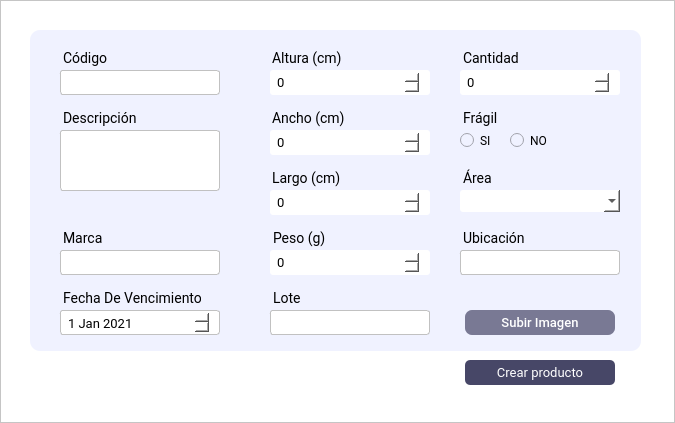
Before: the Qt Designer form Interfaces/main/nuevo_producto_ui.ui in juanignaciocansillieri/Proyecto-Final, drawn with Qt 5.
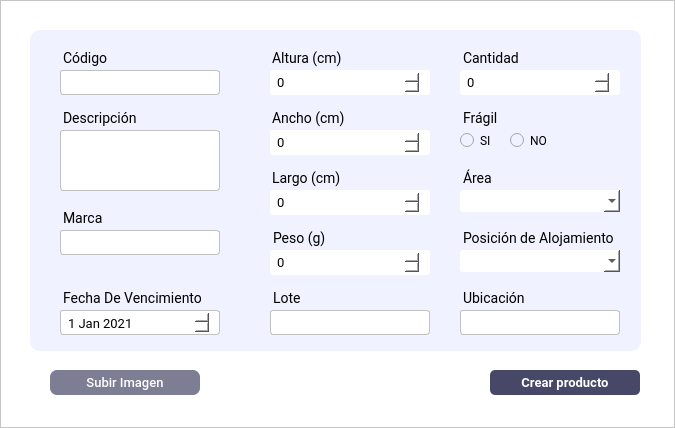
After: the same form once the commit is applied.

Commit message: Posicion Alojamiento

The edit to the form file:
```diff
--- a/Interfaces/main/nuevo_producto_ui.ui
+++ b/Interfaces/main/nuevo_producto_ui.ui
@@ -7,7 +7,7 @@
     <x>0</x>
     <y>0</y>
     <width>675</width>
-    <height>423</height>
+    <height>428</height>
    </rect>
   </property>
   <property name="windowTitle">
@@ -340,7 +340,7 @@
         <property name="geometry">
          <rect>
           <x>20</x>
-          <y>190</y>
+          <y>170</y>
           <width>100</width>
           <height>27</height>
          </rect>
@@ -782,7 +782,7 @@
         <property name="geometry">
          <rect>
           <x>20</x>
-          <y>220</y>
+          <y>200</y>
           <width>170</width>
           <height>25</height>
          </rect>
@@ -823,7 +823,7 @@
         <property name="geometry">
          <rect>
           <x>420</x>
-          <y>190</y>
+          <y>250</y>
           <width>91</width>
           <height>27</height>
          </rect>
@@ -850,7 +850,7 @@
         <property name="geometry">
          <rect>
           <x>420</x>
-          <y>220</y>
+          <y>280</y>
           <width>170</width>
           <height>25</height>
          </rect>
@@ -885,55 +885,6 @@
          <string/>
         </property>
        </widget>
-       <widget class="QPushButton" name="subirFoto_btn">
-        <property name="geometry">
-         <rect>
-          <x>435</x>
-          <y>280</y>
-          <width>150</width>
-          <height>25</height>
-         </rect>
-        </property>
-        <property name="maximumSize">
-         <size>
-          <width>16777215</width>
-          <height>16777215</height>
-         </size>
-        </property>
-        <property name="cursor">
-         <cursorShape>PointingHandCursor</cursorShape>
-        </property>
-        <property name="styleSheet">
-         <string notr="true">QPushButton{
-background-color: rgba(71, 71, 103,180);
-border-radius: 7px;
-padding: 4 10px;
-color: #fff;
-font-family:Roboto;
-border: none;
-font-size:13px;
-font-weight: 500;
-}
-QPushButton:hover{
-background-color: rgba(71, 71, 103);
-color: #fff;
-
-}</string>
-        </property>
-        <property name="text">
-         <string>Subir Imagen</string>
-        </property>
-       </widget>
-       <widget class="QTextEdit" name="textEdit">
-        <property name="geometry">
-         <rect>
-          <x>50</x>
-          <y>110</y>
-          <width>104</width>
-          <height>87</height>
-         </rect>
-        </property>
-       </widget>
        <widget class="QTextEdit" name="descripcion_input">
         <property name="geometry">
          <rect>
@@ -956,12 +907,67 @@
 </string>
         </property>
        </widget>
+       <widget class="QComboBox" name="posicion_comboBox">
+        <property name="geometry">
+         <rect>
+          <x>420</x>
+          <y>220</y>
+          <width>170</width>
+          <height>22</height>
+         </rect>
+        </property>
+        <property name="styleSheet">
+         <string notr="true">background-color: #fff;
+border-radius: 3px;
+padding: 4 5px;
+color: rgb(0, 0, 0);
+font-family:Roboto;
+border: none;
+font-size:13px;
+font-weight: 400;
+margin-left: 10px;
+</string>
+        </property>
+       </widget>
+       <widget class="QLabel" name="label_area_2">
+        <property name="geometry">
+         <rect>
+          <x>420</x>
+          <y>190</y>
+          <width>169</width>
+          <height>27</height>
+         </rect>
+        </property>
+        <property name="maximumSize">
+         <size>
+          <width>179</width>
+          <height>16777215</height>
+         </size>
+        </property>
+        <property name="font">
+         <font>
+          <family>Roboto</family>
+          <pointsize>-1</pointsize>
+         </font>
+        </property>
+        <property name="styleSheet">
+         <string notr="true">font-family: Roboto;
+font-size: 14px;
+margin-top:10px;
+margin-left:10px
+
+</string>
+        </property>
+        <property name="text">
+         <string>Posición de Alojamiento</string>
+        </property>
+       </widget>
       </widget>
       <widget class="QPushButton" name="crearprod_btn">
        <property name="geometry">
         <rect>
-         <x>465</x>
-         <y>360</y>
+         <x>490</x>
+         <y>370</y>
          <width>150</width>
          <height>25</height>
         </rect>
@@ -970,6 +976,8 @@
         <font>
          <family>Roboto</family>
          <pointsize>-1</pointsize>
+         <weight>75</weight>
+         <bold>true</bold>
         </font>
        </property>
        <property name="cursor">
@@ -992,6 +1000,45 @@
         <string>Crear producto</string>
        </property>
       </widget>
+      <widget class="QPushButton" name="subirFoto_btn">
+       <property name="geometry">
+        <rect>
+         <x>50</x>
+         <y>370</y>
+         <width>150</width>
+         <height>25</height>
+        </rect>
+       </property>
+       <property name="maximumSize">
+        <size>
+         <width>16777215</width>
+         <height>16777215</height>
+        </size>
+       </property>
+       <property name="cursor">
+        <cursorShape>PointingHandCursor</cursorShape>
+       </property>
+       <property name="styleSheet">
+        <string notr="true">QPushButton{
+background-color: rgba(71, 71, 103,180);
+border-radius: 7px;
+padding: 4 10px;
+color: #fff;
+font-family:Roboto;
+border: none;
+font-size:13px;
+font-weight: 500;
+}
+QPushButton:hover{
+background-color: rgba(71, 71, 103);
+color: #fff;
+
+}</string>
+       </property>
+       <property name="text">
+        <string>Subir Imagen</string>
+       </property>
+      </widget>
      </widget>
     </item>
    </layout>
```
The commit also changes 26 other files.
